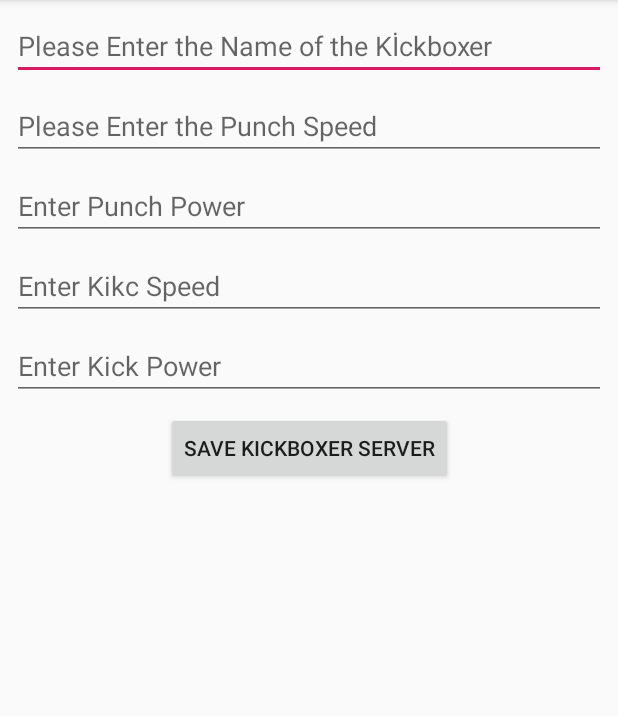
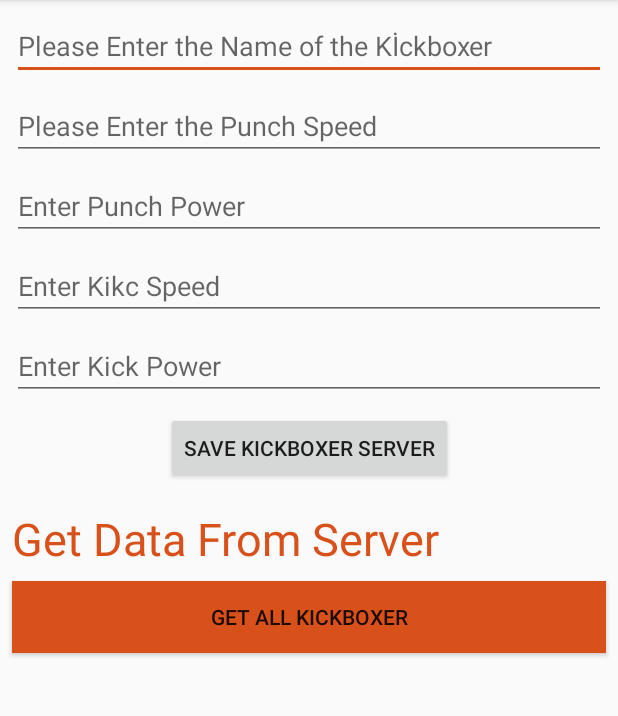
Before and after one commit to cevher/InstagramClone, an Android app: the screen it shows after launch (MainActivity), on a phone screen of 412 x 824 dp, the part 84-800 px from its top. Run offline under Robolectric (Android 15) with nearby library versions, the phone set to English and light mode, and no system bars; libraries missing offline, so code that uses them is left out: com.parse, com.shashank.sony; 1 statement that could not run was skipped.

```diff
--- a/app/src/main/java/android/galileo/instagramclone/MainActivity.java
+++ b/app/src/main/java/android/galileo/instagramclone/MainActivity.java
@@ -5,15 +5,21 @@ import android.os.Bundle;
 import android.view.View;
 import android.widget.Button;
 import android.widget.EditText;
+import android.widget.TextView;
 import android.widget.Toast;
-import com.parse.ParseException;
-import com.parse.ParseObject;
-import com.parse.SaveCallback;
+import com.parse.*;
 import com.shashank.sony.fancytoastlib.FancyToast;
+
+import java.util.List;
 
 public class MainActivity extends AppCompatActivity implements  View.OnClickListener{
     private Button btnSave;
     private EditText edtName, edtPunchSpeed, edtPunchPower, edtKickSpeed, edtKickPower;
+    private TextView txtGetData;
+    private Button btnGetAll;
+    private String allKickboxers;
+
+
 
     @Override
     protected void onCreate(Bundle savedInstanceState) {
@@ -27,6 +33,51 @@ public class MainActivity extends AppCompatActivity implements  View.OnClickList
         edtPunchPower = findViewById(R.id.edtPunchPower);
         edtKickSpeed = findViewById(R.id.edtKickSpeed);
         edtKickPower = findViewById(R.id.edtKickPower);
+
+        txtGetData = findViewById(R.id.txtGetData);
+        btnGetAll = findViewById(R.id.btnGetAll);
+
+        txtGetData.setOnClickListener(new View.OnClickListener() {
+            @Override
+            public void onClick(View v) {
+                ParseQuery<ParseObject> parseQuery = ParseQuery.getQuery("Kickboxer");
+                parseQuery.getInBackground("N9Vrst7kQr", new GetCallback<ParseObject>() {
+                    @Override
+                    public void done(ParseObject object, ParseException e) {
+                        if(object != null && e==null) {
+                            txtGetData.setText(object.get("name") +" - " + "Punch Power: " + object.get("punchPower"));
+                        }
+                    }
+                });
+            }
+        });
+
+        btnGetAll.setOnClickListener(new View.OnClickListener() {
+            @Override
+            public void onClick(View v) {
+                allKickboxers = "";
+                ParseQuery<ParseObject> queryAll = ParseQuery.getQuery("Kickboxer");
+
+                queryAll.whereGreaterThanOrEqualTo("punchPower", 5000);
+
+                queryAll.findInBackground(new FindCallback<ParseObject>() {
+                    @Override
+                    public void done(List<ParseObject> objects, ParseException e) {
+                        if(e == null){
+                            if(objects.size() > 0){
+                                for (ParseObject kickBoxer : objects){
+                                    allKickboxers = allKickboxers + kickBoxer.get("name") + "\n";
+                                }
+
+                                FancyToast.makeText(MainActivity.this, allKickboxers, FancyToast.LENGTH_LONG, FancyToast.SUCCESS, true).show();
+                            } else {
+                                FancyToast.makeText(MainActivity.this, e.getMessage(), FancyToast.LENGTH_LONG, FancyToast.INFO, true).show();
+                            }
+                        }
+                    }
+                });
+            }
+        });
     }
 
 
--- /dev/null
+++ b/app/src/main/java/android/galileo/instagramclone/SignUpLoginActivity.java
@@ -0,0 +1,4 @@
+package android.galileo.instagramclone;
+
+public class SignUpLoginActivity {
+}
--- a/app/src/main/res/layout/activity_main.xml
+++ b/app/src/main/res/layout/activity_main.xml
@@ -59,4 +59,21 @@
             app:layout_constraintTop_toBottomOf="@+id/edtKickPower" app:layout_constraintEnd_toEndOf="parent"
             android:layout_marginEnd="8dp" app:layout_constraintStart_toStartOf="parent"
             android:layout_marginStart="8dp"/>
+    <TextView
+            android:text="Get Data From Server"
+            android:layout_width="0dp"
+            android:layout_height="wrap_content"
+            android:id="@+id/txtGetData" android:textColor="@color/colorAccent"
+            android:layout_marginTop="16dp" app:layout_constraintTop_toBottomOf="@+id/btnSave"
+            android:layout_marginEnd="8dp" app:layout_constraintEnd_toEndOf="parent"
+            android:layout_marginStart="8dp"
+            app:layout_constraintStart_toStartOf="parent" android:textSize="30sp"/>
+    <Button
+            android:text="GET ALL KICKBOXER"
+            android:layout_width="0dp"
+            android:layout_height="wrap_content"
+            android:id="@+id/btnGetAll" android:layout_marginTop="8dp"
+            app:layout_constraintTop_toBottomOf="@+id/txtGetData" app:layout_constraintEnd_toEndOf="parent"
+            android:layout_marginEnd="8dp" app:layout_constraintStart_toStartOf="parent"
+            android:layout_marginStart="8dp" android:background="@color/colorAccent"/>
 </android.support.constraint.ConstraintLayout>
--- a/app/src/main/res/values/colors.xml
+++ b/app/src/main/res/values/colors.xml
@@ -2,5 +2,5 @@
 <resources>
     <color name="colorPrimary">#008577</color>
     <color name="colorPrimaryDark">#00574B</color>
-    <color name="colorAccent">#D81B60</color>
+    <color name="colorAccent">#D8511B</color>
 </resources>
```
